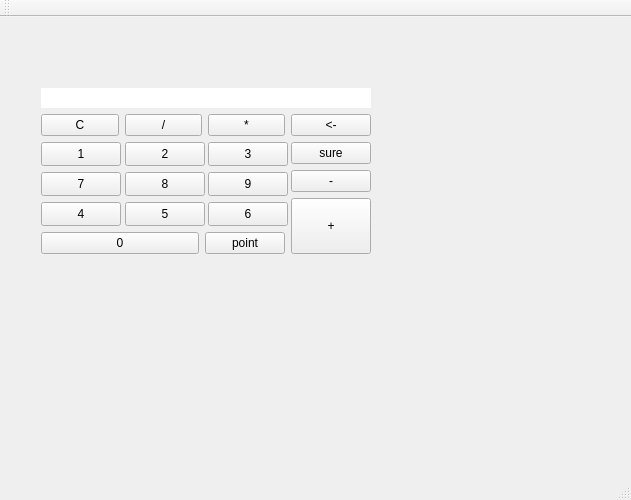
This is Calculator/mainwindow.ui in 0wriken/Qt-study-note as Qt 5 draws it before an edit. The edited form follows.
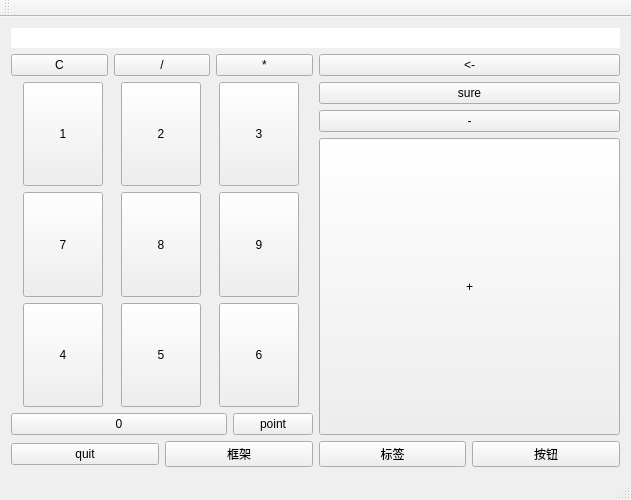
This is the edited form.

Diff of the .ui file:
```diff
--- a/Calculator/mainwindow.ui
+++ b/Calculator/mainwindow.ui
@@ -23,15 +23,8 @@
    </size>
   </property>
   <widget class="QWidget" name="centralWidget">
-   <widget class="QWidget" name="layoutWidget">
-    <property name="geometry">
-     <rect>
-      <x>30</x>
-      <y>60</y>
-      <width>352</width>
-      <height>188</height>
-     </rect>
-    </property>
+   <layout class="QGridLayout" name="gridLayout_2">
+    <item row="0" column="0">
     <layout class="QVBoxLayout" name="verticalLayout_5">
      <item>
       <widget class="QLineEdit" name="lineEdit">
@@ -504,7 +497,40 @@
       </layout>
      </item>
     </layout>
-   </widget>
+    </item>
+    <item row="1" column="0">
+     <layout class="QGridLayout" name="gridLayout">
+      <item row="0" column="0">
+       <widget class="QPushButton" name="quit_pushbotton">
+        <property name="text">
+         <string>quit</string>
+        </property>
+       </widget>
+      </item>
+      <item row="0" column="1">
+       <widget class="QPushButton" name="dialog_Btn">
+        <property name="text">
+         <string>框架</string>
+        </property>
+       </widget>
+      </item>
+      <item row="0" column="2">
+       <widget class="QPushButton" name="Label_Btn">
+        <property name="text">
+         <string>标签</string>
+        </property>
+       </widget>
+      </item>
+      <item row="0" column="3">
+       <widget class="QPushButton" name="PushBootn_Btn">
+        <property name="text">
+         <string>按钮</string>
+        </property>
+       </widget>
+      </item>
+     </layout>
+    </item>
+   </layout>
   </widget>
   <widget class="QMenuBar" name="menuBar">
    <property name="geometry">
```
Lines whose indentation alone changed are shown as unchanged.
